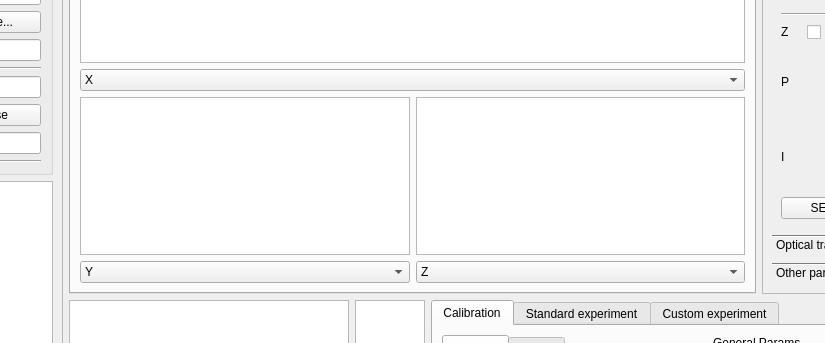
Old version of the form GUIs/OTsUI_main.ui in the repository dalerxli/OTsUI; both pictures show x 196 to 1021 and y 237 to 580 of the 1187 by 848 pixel window.
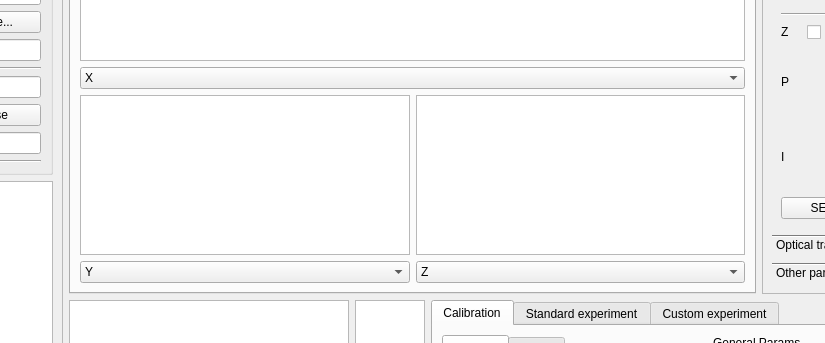
New version of the form. The open tabs and pages were chosen to show the change. Custom widgets are drawn as their Qt base class.

Commit message:
e009 - Config file management complete
Now the software correctly applies the configuration values to all the
main ui controls.

What changed in the file:
```diff
--- a/GUIs/OTsUI_main.ui
+++ b/GUIs/OTsUI_main.ui
@@ -330,8 +330,42 @@
            <attribute name="title">
             <string>Power spectrums</string>
            </attribute>
-           <layout class="QGridLayout" name="gridLayout" rowstretch="3,1,2,1">
-            <item row="3" column="0">
+           <layout class="QVBoxLayout" name="verticalLayout_2" stretch="7,5">
+            <item>
+             <layout class="QVBoxLayout" name="verticalLayout">
+              <item>
+               <widget class="PlotWidget" name="powSpec1Plot"/>
+              </item>
+              <item>
+               <widget class="QComboBox" name="ps1selCmb">
+                <item>
+                 <property name="text">
+                  <string>X</string>
+                 </property>
+                </item>
+                <item>
+                 <property name="text">
+                  <string>Y</string>
+                 </property>
+                </item>
+                <item>
+                 <property name="text">
+                  <string>Z</string>
+                 </property>
+                </item>
+               </widget>
+              </item>
+             </layout>
+            </item>
+            <item>
+             <layout class="QGridLayout" name="gridLayout">
+              <item row="0" column="1">
+               <widget class="PlotWidget" name="powSpec3Plot"/>
+              </item>
+              <item row="0" column="0">
+               <widget class="PlotWidget" name="powSpec2Plot"/>
+              </item>
+              <item row="1" column="0">
              <widget class="QComboBox" name="ps2selCmb">
               <property name="currentIndex">
                <number>1</number>
@@ -353,13 +387,7 @@
               </item>
              </widget>
             </item>
-            <item row="2" column="0">
-             <widget class="PlotWidget" name="powSpec2Plot"/>
-            </item>
-            <item row="2" column="1">
-             <widget class="PlotWidget" name="powSpec3Plot"/>
-            </item>
-            <item row="3" column="1">
+              <item row="1" column="1">
              <widget class="QComboBox" name="ps3selCmb">
               <property name="currentIndex">
                <number>2</number>
@@ -381,30 +409,7 @@
               </item>
              </widget>
             </item>
-            <item row="0" column="0" colspan="2">
-             <widget class="PlotWidget" name="powSpec1Plot"/>
-            </item>
-            <item row="1" column="0" colspan="2">
-             <widget class="QComboBox" name="ps1selCmb">
-              <property name="layoutDirection">
-               <enum>Qt::LeftToRight</enum>
-              </property>
-              <item>
-               <property name="text">
-                <string>X</string>
-               </property>
-              </item>
-              <item>
-               <property name="text">
-                <string>Y</string>
-               </property>
-              </item>
-              <item>
-               <property name="text">
-                <string>Z</string>
-               </property>
-              </item>
-             </widget>
+             </layout>
             </item>
            </layout>
           </widget>
```
Left out of the diff: 18 changed lines with no effect on the pictures. Lines whose indentation alone changed are shown as unchanged. The commit also changes 2 other files.
